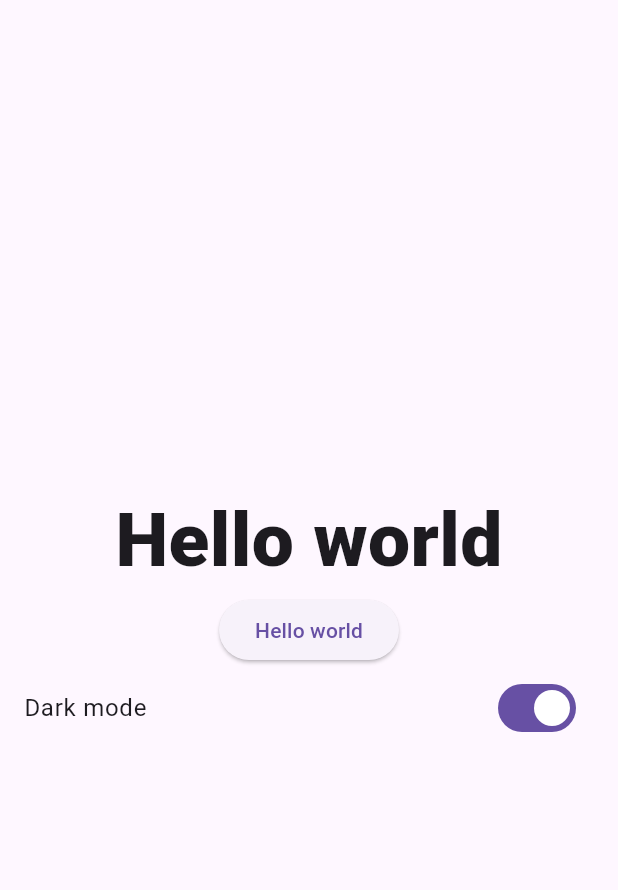
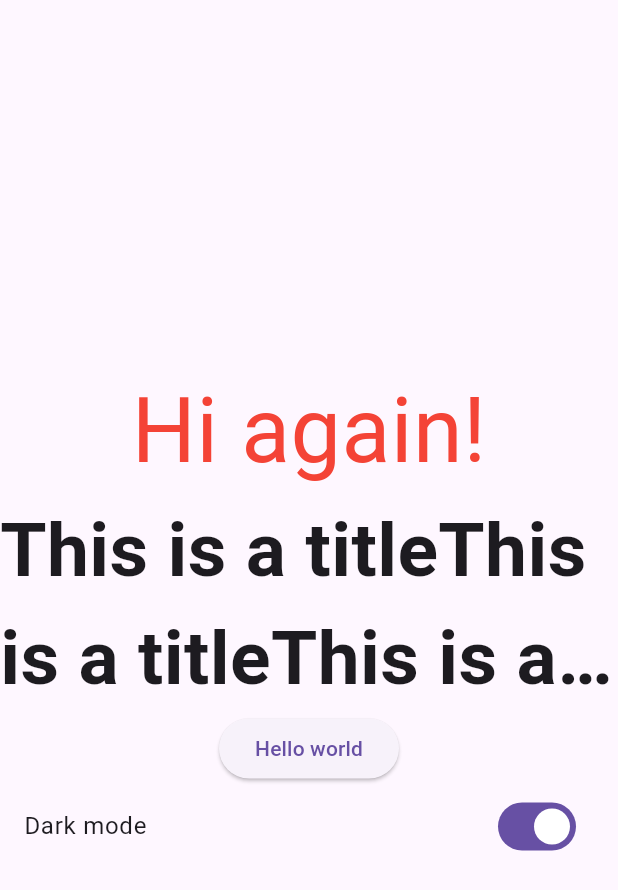
Before and after one commit to ahmedsaadbadawy/shop_smart, a Flutter app: the screen it shows after launch, after a tap on "Light mode", on a phone screen of 412 x 824 dp. Shown: the top 890 px of the screen. Run offline on Flutter 3.47's test engine with Material 3 defaults, Android fonts, the phone set to English and light mode, and no system bars; our stand-ins replace shared_preferences.

Commit message:
custom tutle and subtitle text widget

```diff
--- a/lib/screens/home_screen.dart
+++ b/lib/screens/home_screen.dart
@@ -2,7 +2,8 @@ import 'package:flutter/material.dart';
 import 'package:provider/provider.dart';
 
 import '../utils/providers/theme_provider.dart';
-
+import '../utils/widgets/subtitle_text.dart';
+import '../utils/widgets/title_text.dart';
 
 class HomeScreen extends StatelessWidget {
   const HomeScreen({super.key});
@@ -14,12 +15,15 @@ class HomeScreen extends StatelessWidget {
       body: Column(
         mainAxisAlignment: MainAxisAlignment.center,
         children: [
-          const Text(
-            "Hello world",
-            style: TextStyle(
-              fontSize: 50,
-              fontWeight: FontWeight.w800,
-            ),
+          const SubtitleTextWidget(
+            label: "Hi again!",
+            fontSize: 60,
+            color: Colors.red,
+          ),
+          TitlesTextWidget(
+            label: "This is a title" * 10,
+            fontSize: 50,
+            maxLines: 2,
           ),
           ElevatedButton(
             onPressed: () {},
--- a/lib/utils/providers/theme_provider.dart
+++ b/lib/utils/providers/theme_provider.dart
@@ -2,7 +2,7 @@ import 'package:flutter/material.dart';
 import 'package:shared_preferences/shared_preferences.dart';
 
 class ThemeProvider with ChangeNotifier {
-  static const THEME_STATUS = "THEME_STATUS";
+  static const themeStatus = "THEME_STATUS";
   bool _darkTheme = false;
   bool get getIsDarkTheme => _darkTheme;
 
@@ -11,14 +11,14 @@ class ThemeProvider with ChangeNotifier {
   }
   Future<void> setDarkTheme({required bool themeValue}) async {
     SharedPreferences prefs = await SharedPreferences.getInstance();
-    prefs.setBool(THEME_STATUS, themeValue);
+    prefs.setBool(themeStatus, themeValue);
     _darkTheme = themeValue;
     notifyListeners();
   }
 
   Future<bool> getTheme() async {
     SharedPreferences prefs = await SharedPreferences.getInstance();
-    _darkTheme = prefs.getBool(THEME_STATUS) ?? false;
+    _darkTheme = prefs.getBool(themeStatus) ?? false;
     notifyListeners();
     return _darkTheme;
   }
--- /dev/null
+++ b/lib/utils/widgets/subtitle_text.dart
@@ -0,0 +1,33 @@
+import 'package:flutter/material.dart';
+
+class SubtitleTextWidget extends StatelessWidget {
+  const SubtitleTextWidget({
+    super.key,
+    required this.label,
+    this.fontSize = 18,
+    this.fontStyle = FontStyle.normal,
+    this.fontWeight = FontWeight.normal,
+    this.color,
+    this.textDecoration = TextDecoration.none,
+  });
+
+  final String label;
+  final double fontSize;
+  final FontStyle fontStyle;
+  final FontWeight? fontWeight;
+  final Color? color;
+  final TextDecoration textDecoration;
+  @override
+  Widget build(BuildContext context) {
+    return Text(
+      label,
+      style: TextStyle(
+        fontSize: fontSize,
+        fontWeight: fontWeight,
+        color: color,
+        fontStyle: fontStyle,
+        decoration: textDecoration,
+      ),
+    );
+  }
+}
--- /dev/null
+++ b/lib/utils/widgets/title_text.dart
@@ -0,0 +1,29 @@
+import 'package:flutter/cupertino.dart';
+
+class TitlesTextWidget extends StatelessWidget {
+  const TitlesTextWidget({
+    Key? key,
+    required this.label,
+    this.fontSize = 20,
+    this.color,
+    this.maxLines,
+  }) : super(key: key);
+
+  final String label;
+  final double fontSize;
+  final Color? color;
+  final int? maxLines;
+  @override
+  Widget build(BuildContext context) {
+    return Text(
+      label,
+      maxLines: maxLines,
+      // textAlign: TextAlign.justify,
+      style: TextStyle(
+          color: color,
+          fontSize: fontSize,
+          fontWeight: FontWeight.bold,
+          overflow: TextOverflow.ellipsis),
+    );
+  }
+}
```
